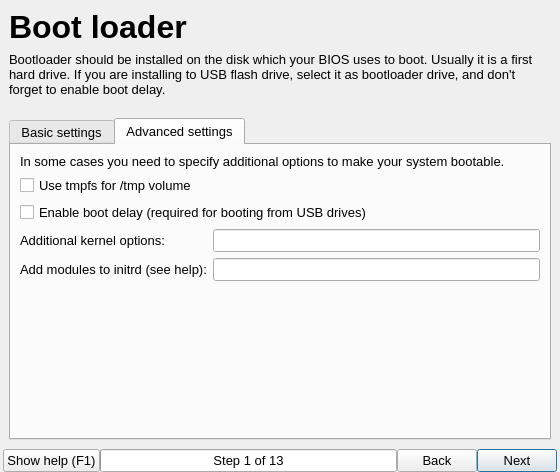
aix27249/mpkg, file guiinstaller/guisetup/mainwindow.ui: the form before one commit.
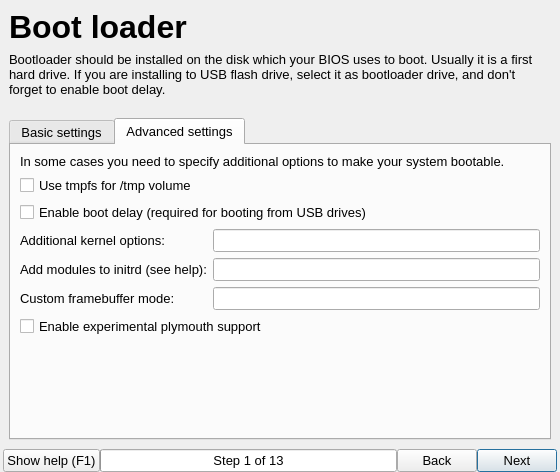
The form after the commit. The open tabs and pages were chosen to show the change. Icons and pictures are not drawn.

Commit message: added plymouth checkbox in gui installer

Diff of the .ui file:
```diff
--- a/guiinstaller/guisetup/mainwindow.ui
+++ b/guiinstaller/guisetup/mainwindow.ui
@@ -1863,10 +1863,41 @@
                </widget>
               </item>
               <item row="1" column="1">
-               <widget class="QLineEdit" name="initrdModulesLineEdit"/>
+               <widget class="QLineEdit" name="initrdModulesLineEdit">
+                <property name="toolTip">
+                 <string>If your system requires additional modules to boot, specify it here. Note that this setting does nothing when plymouth is enabled.</string>
+                </property>
+               </widget>
+              </item>
+              <item row="2" column="0">
+               <widget class="QLabel" name="label_6">
+                <property name="toolTip">
+                 <string>Write mode in GRUB format, for example, &quot;1280x1024x24&quot;. Use &quot;keep&quot; to keep mode same as boot menu. Default value is &quot;text&quot;.</string>
+                </property>
+                <property name="text">
+                 <string>Custom framebuffer mode:</string>
+                </property>
+               </widget>
+              </item>
+              <item row="2" column="1">
+               <widget class="QLineEdit" name="fbmodeEdit">
+                <property name="toolTip">
+                 <string>Write mode in GRUB format, for example, &quot;1280x1024x24&quot;. Use &quot;keep&quot; to keep mode same as boot menu. Default value is &quot;text&quot;.</string>
+                </property>
+               </widget>
               </item>
              </layout>
             </item>
+            <item>
+             <widget class="QCheckBox" name="enablePlymouthCheckBox">
+              <property name="toolTip">
+               <string>Enables graphical splash screen during boot. Also, it causes initrd to be generated using dracut instead of old-style mkinitrd, and may be more universal. NOTE: this feature is still experimental.</string>
+              </property>
+              <property name="text">
+               <string>Enable experimental plymouth support</string>
+              </property>
+             </widget>
+            </item>
             <item>
              <spacer name="verticalSpacer_23">
               <property name="orientation">
```
Left out of the diff: 20 changed lines with no effect on the pictures. The commit also changes 1 other file.
